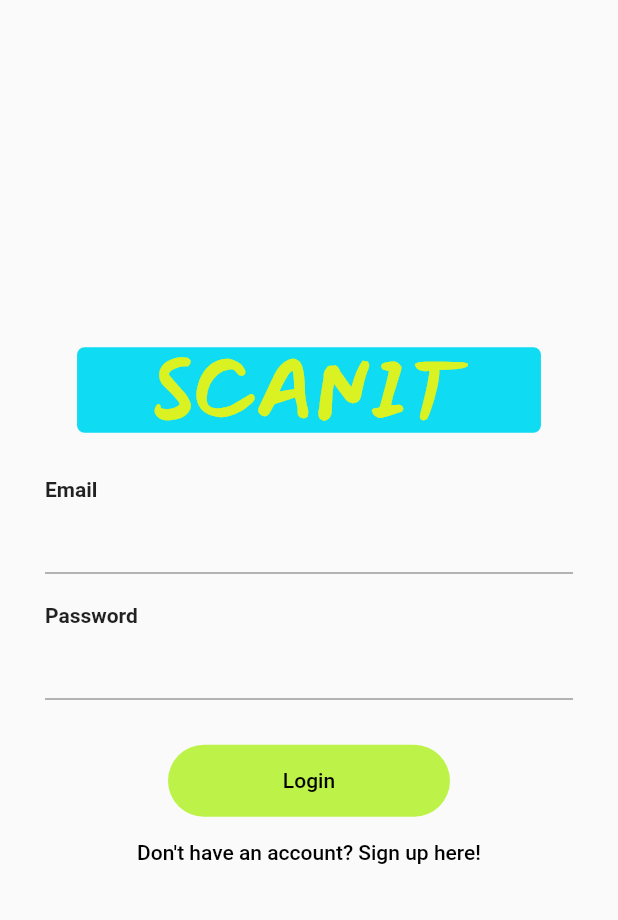
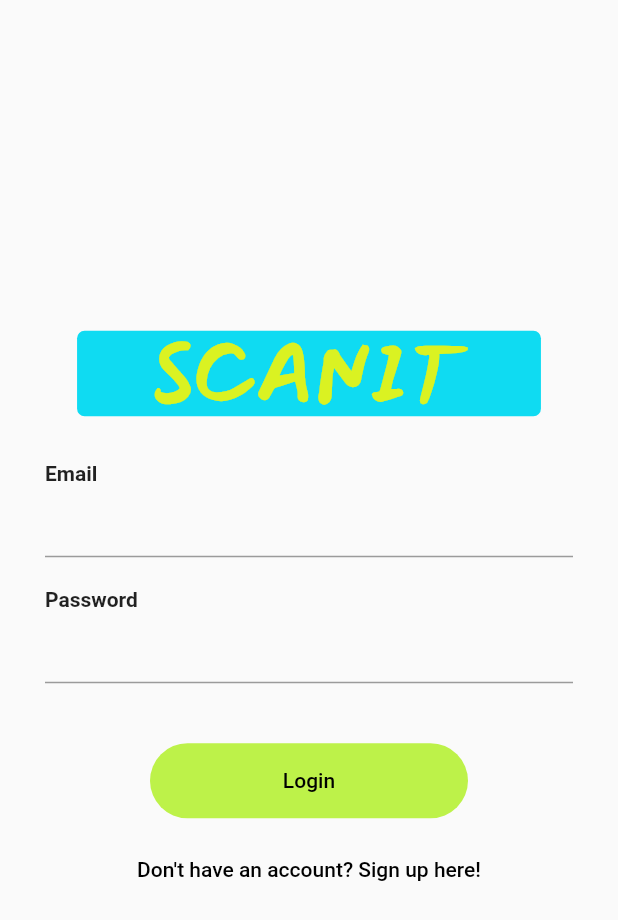
Before and after one commit to AndresGutierrez01/ScanIt, a Flutter app: the screen it shows after launch, on a phone screen of 412 x 824 dp. Shown: the top 920 px of the screen. Run offline on Flutter 3.47's test engine with Material 2 defaults, Android fonts, the phone set to English and light mode, and no system bars.

Commit message:
fixed FormButton widget bug

```diff
--- a/MobileApp/scanit/lib/widgets/FormButton.dart
+++ b/MobileApp/scanit/lib/widgets/FormButton.dart
@@ -10,7 +10,9 @@ class FormButton extends StatelessWidget {
   @override
   Widget build(BuildContext context) {
     return Container(
-      padding: EdgeInsets.only(left: 50, right: 50),
+       margin: EdgeInsets.fromLTRB(100, 10, 100, 10),
+      height: 50,
+      width: 1.0 / 0.0,
       decoration: BoxDecoration(
         color: AppColors.greenAccent,
         borderRadius: BorderRadius.circular(25),
```
